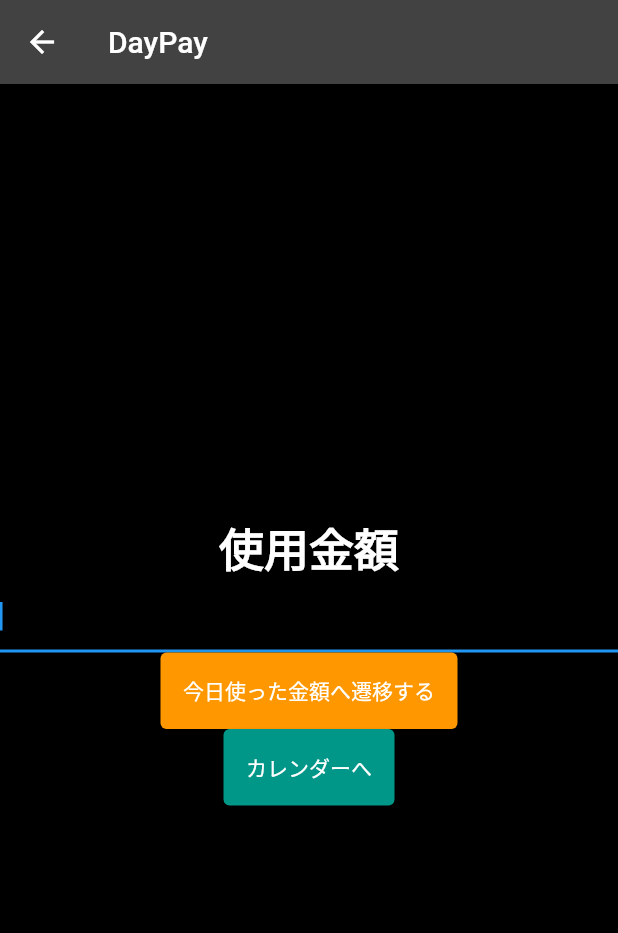
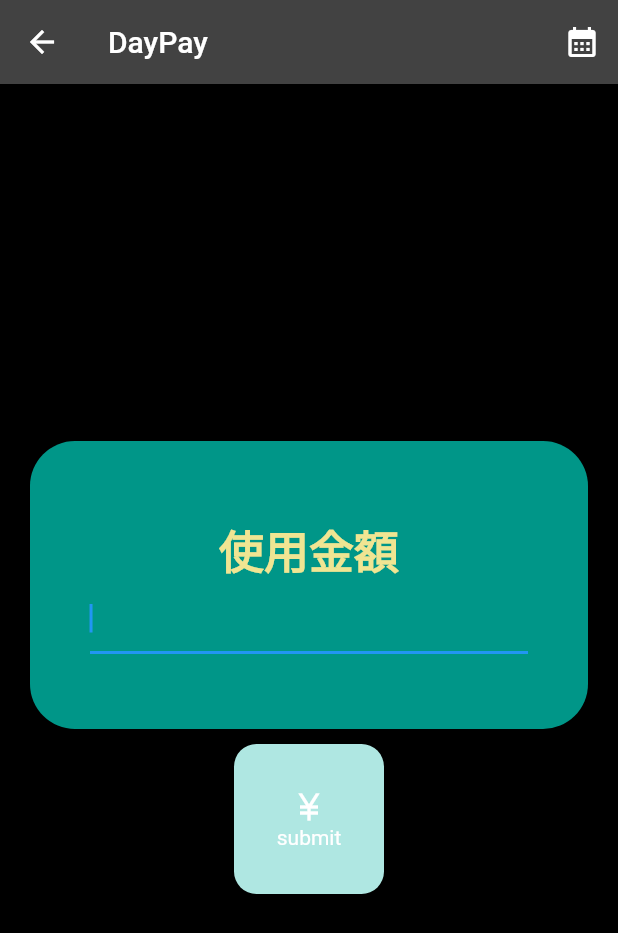
Before and after one commit to flutter-dev-kes/daypay, a Flutter app: the InputPay screen opened directly, on a phone screen of 412 x 824 dp. Shown: the top 933 px of the screen. Run offline on Flutter 3.47's test engine with Material 2 defaults, Android fonts, the phone set to English and light mode, and no system bars; our stand-ins replace cloud_firestore, firebase_auth, firebase_core, firebase_storage, flutter_svg, image_picker and 1 more; accounts and stored records are empty; network calls fail.

Commit message:
[UPD]使用金額入力画面のUI変更→コンテナをボタン化し、カラー等を変更

```diff
--- a/lib/input_pay.dart
+++ b/lib/input_pay.dart
@@ -2,6 +2,7 @@ import 'package:daypay/check_monthly_using.dart';
 import 'package:flutter/material.dart';
 import 'package:flutter/services.dart';
 import 'check_daily_using.dart';
+import 'package:flutter/src/material/icons.dart';
 
 class InputPay extends StatelessWidget {
   final valueController = TextEditingController();
@@ -11,14 +12,37 @@ class InputPay extends StatelessWidget {
     return Scaffold(
       appBar: AppBar(
         title: Text('DayPay'),
+        actions: [
+          IconButton(
+              onPressed: () {
+                Navigator.push(
+                    context,
+                    MaterialPageRoute(
+                        builder: (context) => CheckMonthlyUsing()));
+              },
+              icon: Icon(Icons.calendar_month))
+        ],
       ),
       body: Center(
         child: Column(
           mainAxisAlignment: MainAxisAlignment.center,
           children: <Widget>[
+            Container(
+                margin: EdgeInsets.fromLTRB(20, 10, 20, 10),
+                padding: EdgeInsets.fromLTRB(40, 50, 40, 50),
+                decoration: BoxDecoration(
+                  borderRadius: BorderRadius.circular(30),
+                  color: Colors.teal,
+                ),
+                child: Column(
+                  children: [
                     Text(
                       '使用金額',
-              style: TextStyle(fontWeight: FontWeight.bold, fontSize: 30),
+                      style: TextStyle(
+                        fontWeight: FontWeight.bold,
+                        fontSize: 30,
+                        color: Color.fromARGB(255, 240, 229, 146),
+                      ),
                     ),
                     TextField(
                       controller: valueController,
@@ -27,36 +51,28 @@ class InputPay extends StatelessWidget {
                         FilteringTextInputFormatter.digitsOnly // ③ 数字入力のみ許可する
                       ],
                       autofocus: true,
-            ),
-            ElevatedButton(
-              child: const Text('今日使った金額へ遷移する'),
-              style: ElevatedButton.styleFrom(
-                padding: EdgeInsets.all(15),
-                primary: Colors.orange,
-                onPrimary: Colors.white,
-              ),
-              onPressed: () {
+                    )
+                  ],
+                )),
+            InkWell(
+                onTap: () {
                   Navigator.push(
                       context,
                       MaterialPageRoute(
                           builder: (context) =>
                               CheckDailyUsing(valueController.text)));
                 },
+                child: Container(
+                  width: 100,
+                  height: 100,
+                  decoration: BoxDecoration(
+                    borderRadius: BorderRadius.circular(15),
+                    color: Color.fromARGB(255, 175, 231, 226),
                   ),
-            ElevatedButton(
-              child: Text('カレンダーへ'),
-              style: ElevatedButton.styleFrom(
-                padding: EdgeInsets.all(15),
-                primary: Colors.teal,
-                onPrimary: Colors.white,
-              ),
-              onPressed: () {
-                Navigator.push(
-                    context,
-                    MaterialPageRoute(
-                        builder: (context) => CheckMonthlyUsing()));
-              },
-            )
+                  child: Column(
+                      mainAxisAlignment: MainAxisAlignment.center,
+                      children: [Icon(Icons.currency_yen), Text('submit')]),
+                )),
           ],
         ),
       ),
```
Lines whose indentation alone changed are shown as unchanged.
